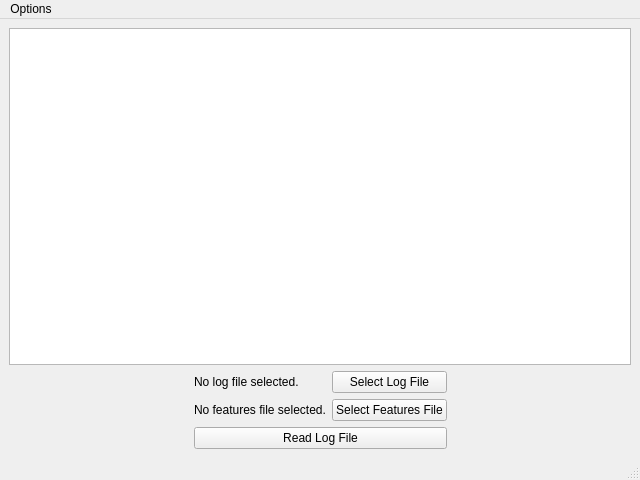
The window that ui/mainwindow.ui (diddykong69/ICT1002-Project) describes before a commit, drawn with Qt 5.
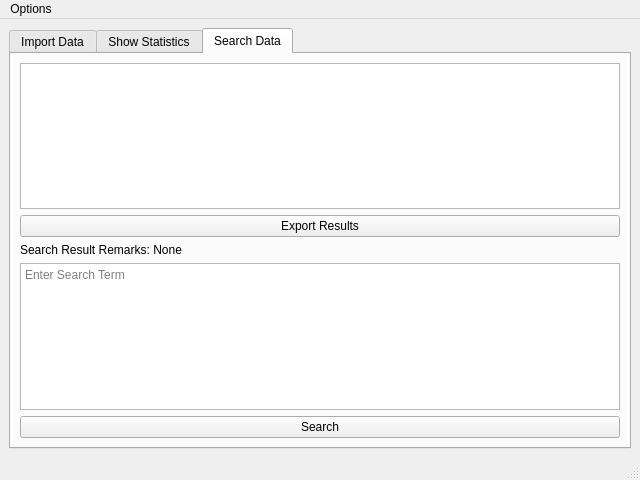
The same window after the commit. The open tabs and pages were chosen to show the change.

Commit message: Add tabs, icon and export feature

The edit to the form file:
```diff
--- a/ui/mainwindow.ui
+++ b/ui/mainwindow.ui
@@ -15,70 +15,187 @@
   </property>
   <widget class="QWidget" name="centralwidget">
    <layout class="QGridLayout" name="gridLayout">
-    <item row="5" column="2">
-     <widget class="QPushButton" name="features_button">
-      <property name="text">
-       <string>Select Features File</string>
+    <item row="0" column="1">
+     <widget class="QTabWidget" name="tabWidget">
+      <property name="tabPosition">
+       <enum>QTabWidget::North</enum>
       </property>
-     </widget>
-    </item>
-    <item row="3" column="2">
-     <widget class="QPushButton" name="log_button">
-      <property name="text">
-       <string>Select Log File</string>
+      <property name="tabShape">
+       <enum>QTabWidget::Rounded</enum>
       </property>
-     </widget>
-    </item>
-    <item row="3" column="0">
-     <spacer name="horizontalSpacer">
-      <property name="orientation">
-       <enum>Qt::Horizontal</enum>
+      <property name="currentIndex">
+       <number>0</number>
       </property>
-      <property name="sizeHint" stdset="0">
-       <size>
-        <width>40</width>
-        <height>20</height>
-       </size>
+      <property name="tabsClosable">
+       <bool>false</bool>
       </property>
-     </spacer>
-    </item>
-    <item row="5" column="1">
-     <widget class="QLabel" name="features_label">
-      <property name="text">
-       <string>No features file selected.</string>
+      <property name="movable">
+       <bool>true</bool>
       </property>
-     </widget>
-    </item>
-    <item row="3" column="3">
-     <spacer name="horizontalSpacer_2">
-      <property name="orientation">
-       <enum>Qt::Horizontal</enum>
+      <property name="tabBarAutoHide">
+       <bool>false</bool>
       </property>
-      <property name="sizeHint" stdset="0">
-       <size>
-        <width>40</width>
-        <height>20</height>
-       </size>
-      </property>
-     </spacer>
-    </item>
-    <item row="3" column="1">
-     <widget class="QLabel" name="log_label">
-      <property name="text">
-       <string>No log file selected.</string>
-      </property>
+      <widget class="QWidget" name="import_data">
+       <attribute name="title">
+        <string>Import Data</string>
+       </attribute>
+       <layout class="QGridLayout" name="gridLayout_2">
+        <item row="3" column="2">
+         <widget class="QLabel" name="features_label">
+          <property name="text">
+           <string>No features file selected.</string>
+          </property>
+         </widget>
+        </item>
+        <item row="2" column="2">
+         <widget class="QLabel" name="log_label">
+          <property name="text">
+           <string>No log file selected.</string>
+          </property>
+         </widget>
+        </item>
+        <item row="2" column="4">
+         <widget class="QPushButton" name="log_button">
+          <property name="text">
+           <string>Select Log File</string>
+          </property>
+         </widget>
+        </item>
+        <item row="3" column="4">
+         <widget class="QPushButton" name="features_button">
+          <property name="text">
+           <string>Select Features File</string>
+          </property>
+         </widget>
+        </item>
+        <item row="2" column="1">
+         <spacer name="horizontalSpacer">
+          <property name="orientation">
+           <enum>Qt::Horizontal</enum>
+          </property>
+          <property name="sizeHint" stdset="0">
+           <size>
+            <width>40</width>
+            <height>20</height>
+           </size>
+          </property>
+         </spacer>
+        </item>
+        <item row="2" column="5">
+         <spacer name="horizontalSpacer_2">
+          <property name="orientation">
+           <enum>Qt::Horizontal</enum>
+          </property>
+          <property name="sizeHint" stdset="0">
+           <size>
+            <width>40</width>
+            <height>20</height>
+           </size>
+          </property>
+         </spacer>
+        </item>
+        <item row="4" column="2" colspan="3">
+         <widget class="QPushButton" name="read_button">
+          <property name="text">
+           <string>Read Log File</string>
+          </property>
+         </widget>
+        </item>
+        <item row="0" column="0" colspan="6">
+         <widget class="QTableView" name="data_table"/>
+        </item>
+       </layout>
+      </widget>
+      <widget class="QWidget" name="show_stats">
+       <attribute name="title">
+        <string>Show Statistics</string>
+       </attribute>
+       <layout class="QGridLayout" name="gridLayout_4">
+        <item row="0" column="0">
+         <widget class="QListView" name="stats_view"/>
+        </item>
+        <item row="1" column="0">
+         <widget class="QPushButton" name="export_stats_button">
+          <property name="text">
+           <string>Export Statistics</string>
+          </property>
+         </widget>
+        </item>
+       </layout>
+      </widget>
+      <widget class="QWidget" name="search_data">
+       <attribute name="title">
+        <string>Search Data</string>
+       </attribute>
+       <layout class="QGridLayout" name="gridLayout_3">
+        <item row="6" column="0">
+         <widget class="QPushButton" name="search_button">
+          <property name="text">
+           <string>Search</string>
+          </property>
+         </widget>
+        </item>
+        <item row="0" column="0">
+         <widget class="QTableView" name="search_table">
+          <property name="lineWidth">
+           <number>1</number>
+          </property>
+          <property name="midLineWidth">
+           <number>0</number>
+          </property>
+         </widget>
+        </item>
+        <item row="1" column="0">
+         <widget class="QPushButton" name="export_results_button">
+          <property name="text">
+           <string>Export Results</string>
+          </property>
+         </widget>
+        </item>
+        <item row="5" column="0">
+         <widget class="QTextEdit" name="search_textedit">
+          <property name="placeholderText">
+           <string>Enter Search Term</string>
+          </property>
+         </widget>
+        </item>
+        <item row="3" column="0">
+         <widget class="QLabel" name="search_result_label">
+          <property name="text">
+           <string>Search Result Remarks: None</string>
+          </property>
+         </widget>
+        </item>
+        <item row="2" column="0">
+         <spacer name="verticalSpacer">
+          <property name="orientation">
+           <enum>Qt::Vertical</enum>
+          </property>
+          <property name="sizeHint" stdset="0">
+           <size>
+            <width>20</width>
+            <height>40</height>
+           </size>
+          </property>
+         </spacer>
+        </item>
+        <item row="4" column="0">
+         <spacer name="verticalSpacer_2">
+          <property name="orientation">
+           <enum>Qt::Vertical</enum>
+          </property>
+          <property name="sizeHint" stdset="0">
+           <size>
+            <width>20</width>
+            <height>40</height>
+           </size>
+          </property>
+         </spacer>
+        </item>
+       </layout>
+      </widget>
      </widget>
     </item>
-    <item row="6" column="1" colspan="2">
-     <widget class="QPushButton" name="read_button">
-      <property name="text">
-       <string>Read Log File</string>
-      </property>
-     </widget>
-    </item>
-    <item row="0" column="0" colspan="4">
-     <widget class="QTableView" name="data_table"/>
-    </item>
    </layout>
   </widget>
   <widget class="QMenuBar" name="menubar">
```
Left out of the diff: 16 changed lines with no effect on the pictures. The commit also changes 3 other files.
